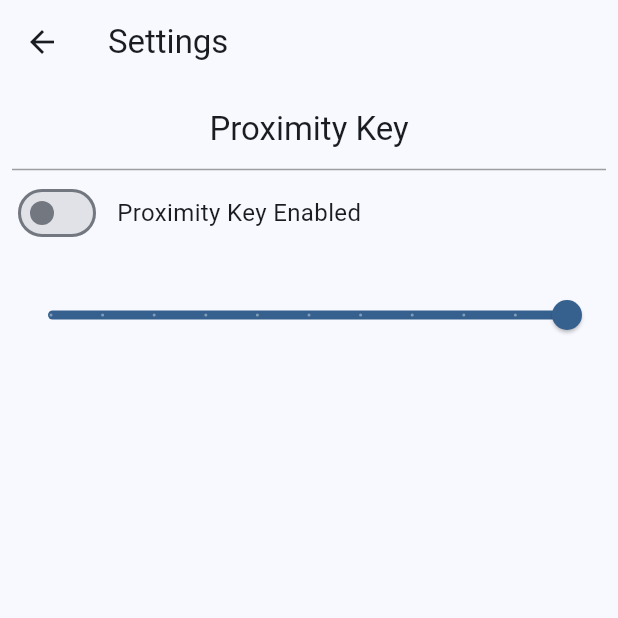
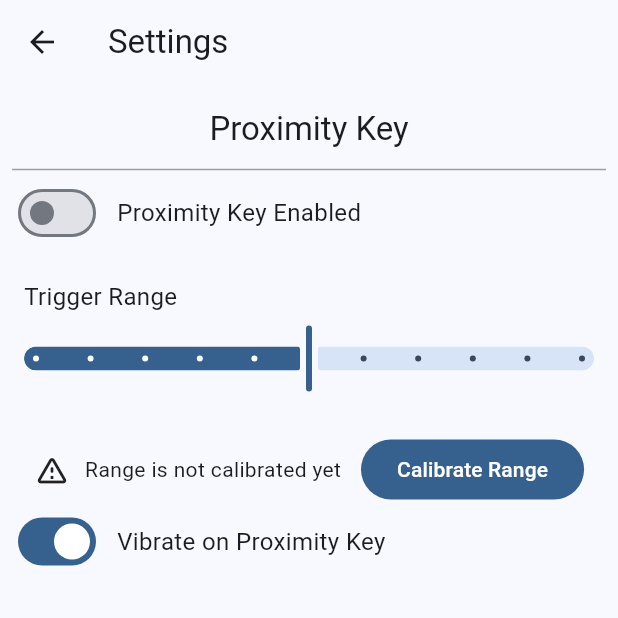
Before and after one commit to Mauznemo/OpenCarKey, a Flutter app: the screen it shows after launch, after a tap on the "settings" icon, on a phone screen of 412 x 824 dp, the top half of it. Run offline on Flutter 3.47's test engine with Material 3 defaults, Android fonts, the phone set to English and light mode, and no system bars; drawn by our look-alikes of dynamic_color; our stand-ins replace flutter_blue_plus, flutter_local_notifications, shared_preferences, vibration; missing offline and left inert: flutter_background_service; statements that could not run were skipped.

Commit message:
feat(mobile app): add proximity key

```diff
--- a/MobileApp/lib/pages/settings.dart
+++ b/MobileApp/lib/pages/settings.dart
@@ -1,4 +1,7 @@
 import 'package:flutter/material.dart';
+import 'package:shared_preferences/shared_preferences.dart';
+
+import '../services/ble_background_service.dart';
 
 class SettingsPage extends StatefulWidget {
   const SettingsPage({super.key});
@@ -8,8 +11,26 @@ class SettingsPage extends StatefulWidget {
 }
 
 class _SettingsState extends State<SettingsPage> {
+  late SharedPreferences prefs;
   bool proximityKey = false;
-  double triggerRange = 100;
+  bool vibrate = true;
+  double triggerRange = 50;
+
+  void loadPrefs() async {
+    prefs = await SharedPreferences.getInstance();
+
+    proximityKey = prefs.getBool('proximityKey') ?? false;
+    triggerRange = prefs.getDouble('triggerRange') ?? 50;
+    vibrate = prefs.getBool('vibrate') ?? true;
+
+    setState(() {});
+  }
+
+  @override
+  void initState() {
+    super.initState();
+    loadPrefs();
+  }
 
   @override
   Widget build(BuildContext context) {
@@ -31,6 +52,9 @@ class _SettingsState extends State<SettingsPage> {
                 Switch(
                   value: proximityKey,
                   onChanged: (value) {
+                    prefs.setBool('proximityKey', value);
+                    BleBackgroundService.setProximityKey(value);
+
                     setState(() {
                       proximityKey = value;
                     });
@@ -44,10 +68,19 @@ class _SettingsState extends State<SettingsPage> {
               ],
             ),
             const SizedBox(height: 20),
+            const Align(
+              alignment: Alignment.centerLeft,
+              child: Padding(
+                padding: EdgeInsets.only(left: 8.0),
+                child: Text(
+                  'Trigger Range',
+                  style: TextStyle(fontSize: 16),
+                ),
+              ),
+            ),
             SliderTheme(
-              data: SliderTheme.of(context).copyWith(
-                inactiveTrackColor: Colors.white54,
-              ),
+              data: SliderTheme.of(context)
+                  .copyWith(year2023: false, padding: EdgeInsets.all(8)),
               child: Slider(
                   value: triggerRange,
                   label: '${triggerRange.round().toString()}m',
@@ -55,11 +88,53 @@ class _SettingsState extends State<SettingsPage> {
                   min: 0,
                   max: 100,
                   onChanged: (value) {
+                    prefs.setDouble('triggerRange', value);
+                    BleBackgroundService.setProximityRange(value);
+
                     setState(() {
                       triggerRange = value;
                     });
                   }),
-            )
+            ),
+            const SizedBox(height: 20),
+            Padding(
+              padding: const EdgeInsets.symmetric(horizontal: 8),
+              child: Row(
+                mainAxisAlignment: MainAxisAlignment.spaceAround,
+                children: [
+                  Row(
+                    children: [
+                      const Icon(Icons.warning_amber_rounded),
+                      const SizedBox(width: 10),
+                      Text('Range is not calibrated yet'),
+                    ],
+                  ),
+                  FilledButton(
+                      onPressed: () {}, child: const Text('Calibrate Range')),
+                ],
+              ),
+            ),
+            Row(
+              children: [
+                Switch(
+                  value: vibrate,
+                  onChanged: (value) {
+                    prefs.setBool('vibrate', value);
+                    BleBackgroundService.setVibrate(value);
+
+                    setState(() {
+                      vibrate = value;
+                    });
+                  },
+                ),
+                SizedBox(width: 10),
+                const Text(
+                  'Vibrate on Proximity Key',
+                  style: TextStyle(fontSize: 16),
+                ),
+              ],
+            ),
+            const SizedBox(height: 20),
           ]),
         ));
   }
--- a/MobileApp/lib/services/ble_background_service.dart
+++ b/MobileApp/lib/services/ble_background_service.dart
@@ -6,15 +6,23 @@ import 'package:flutter/material.dart';
 import 'package:flutter_background_service/flutter_background_service.dart';
 import 'package:flutter_blue_plus/flutter_blue_plus.dart';
 import 'package:flutter_local_notifications/flutter_local_notifications.dart';
+import 'package:shared_preferences/shared_preferences.dart';
+import 'package:vibration/vibration.dart';
 
 import '../types/ble_device.dart';
 import '../types/vehicle.dart';
 import 'ble_service.dart';
 import 'vehicle_service.dart';
 
+@pragma('vm:entry-point')
 class BleBackgroundService {
   static List<BackgroundVehicle> vehicles = [];
   static final FlutterBackgroundService _service = FlutterBackgroundService();
+  static late SharedPreferences _prefs;
+  static bool _proximityKeyEnabled = false;
+  static double _proximityRange = 100;
+  static bool _vibrate = true;
+
   // This should be in your main.dart before runApp
   static Future<void> initializeService() async {
     final service = FlutterBackgroundService();
@@ -90,6 +98,35 @@ class BleBackgroundService {
 
     await BleDeviceStorage.clearBleDevices();
 
+    _prefs = await SharedPreferences.getInstance();
+    _proximityKeyEnabled = _prefs.getBool('proximityKey') ?? false;
+    _proximityRange = _prefs.getDouble('triggerRange') ?? 50;
+    _vibrate = _prefs.getBool('vibrate') ?? true;
+
+    service.on('set_proximity_key').listen((event) async {
+      if (event == null) return;
+      bool enabled = event['enabled'];
+      _proximityKeyEnabled = enabled;
+
+      String message = enabled ? 'al' : 'ald';
+      for (final vehicle in vehicles) {
+        await BleService.sendMessage(vehicle.device, message);
+      }
+    });
+
+    service.on('set_vibrate').listen((event) {
+      if (event == null) return;
+      bool enabled = event['enabled'];
+      _vibrate = enabled;
+    });
+
+    service.on('set_proximity_range').listen((event) {
+      if (event == null) return;
+      double range = event['range'];
+      _proximityRange = range;
+      //TODO: Do calculation for rssi
+    });
+
     service.on('reload_vehicles').listen((event) async {
       await VehicleStorage.reloadPrefs();
       _getVehicles();
@@ -164,6 +201,14 @@ class BleBackgroundService {
             changedVehicle.device, 'AUTH:${changedVehicle.data.pin}');
         await BleService.sendMessage(changedVehicle.device, 'ds');
 
+        if (_proximityKeyEnabled) {
+          //TODO: Calculate distance and wait until in range
+          await BleService.sendMessage(changedVehicle.device, 'al');
+          if (_vibrate) {
+            _vibrateLongTwice();
+          }
+        }
+
         await BleDeviceStorage.addDevice(changedVehicle.device.remoteId.str);
       } else if (event.connectionState ==
           BluetoothConnectionState.disconnected) {
@@ -171,6 +216,11 @@ class BleBackgroundService {
             flutterLocalNotificationsPlugin,
             'Disconnected from ${changedVehicle.data.name}',
             '${changedVehicle.data.name} is disconnected. Waiting for connection');
+
+        //TODO: Check range while connected and do if out of set range
+        if (_proximityKeyEnabled && _vibrate) {
+          _vibrateLongTwice();
+        }
 
         await BleDeviceStorage.removeDevice(changedVehicle.device.remoteId.str);
       }
@@ -277,6 +327,12 @@ class BleBackgroundService {
     );
   }
 
+  static void _vibrateLongTwice() async {
+    if (await Vibration.hasVibrator() ?? false) {
+      Vibration.vibrate(pattern: [0, 600, 200, 600]);
+    }
+  }
+
   //Functions to call from app/foreground
   static Future<List<BleDevice>> getConnectedDevices() async {
     return await BleDeviceStorage.loadBleDevices();
@@ -314,6 +370,18 @@ class BleBackgroundService {
     return completer.future;
   }
 
+  static void setVibrate(bool enabled) {
+    _service.invoke('set_vibrate', {'enabled': enabled});
+  }
+
+  static void setProximityKey(bool enabled) {
+    _service.invoke('set_proximity_key', {'enabled': enabled});
+  }
+
+  static void setProximityRange(double range) {
+    _service.invoke('set_proximity_range', {'range': range});
+  }
+
   static void reloadVehicles() {
     _service.invoke('reload_vehicles', {});
   }
--- a/MobileApp/pubspec.yaml
+++ b/MobileApp/pubspec.yaml
@@ -18,6 +18,7 @@ dependencies:
   flutter_blue_plus: ^1.35.3
   flutter_background_service: ^5.1.0
   flutter_local_notifications: ^18.0.1
+  vibration: ^3.1.3
 
 dev_dependencies:
   flutter_test:
```
Also changed, not shown: MobileApp/pubspec.lock.
